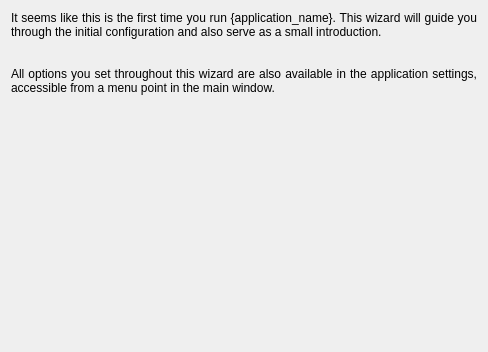
Above: mtg_proxy_printer/resources/ui/first_start_wizard/first_page.ui from luziferius/MTGProxyPrinter before the change. Below: the same form after it.
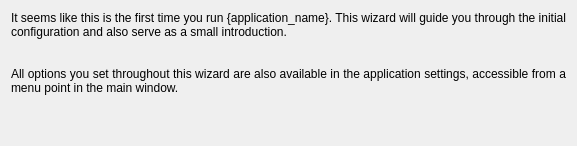
That is the form after the change.

Commit message:
Some cleanups in the UI files. Removed default window title and geometry attributes, as these are set by the parent Wizard.
FossilOrigin-Name: f41d6686b9358cb880cb2cb7aae3875fd0d779ffa0f563df9ab40cd32fec1c4f

Patch:
```diff
--- a/mtg_proxy_printer/resources/ui/first_start_wizard/first_page.ui
+++ b/mtg_proxy_printer/resources/ui/first_start_wizard/first_page.ui
@@ -2,17 +2,6 @@
 <ui version="4.0">
  <class>WizardPage</class>
  <widget class="QWizardPage" name="WizardPage">
-  <property name="geometry">
-   <rect>
-    <x>0</x>
-    <y>0</y>
-    <width>488</width>
-    <height>352</height>
-   </rect>
-  </property>
-  <property name="windowTitle">
-   <string>WizardPage</string>
-  </property>
   <layout class="QVBoxLayout" name="verticalLayout">
    <item>
     <widget class="QLabel" name="introduction_label">
```
The commit also changes 3 other files.
